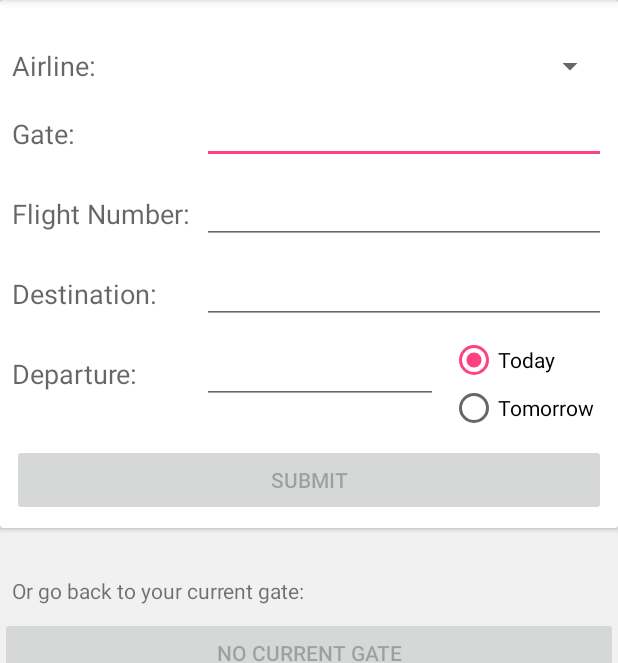
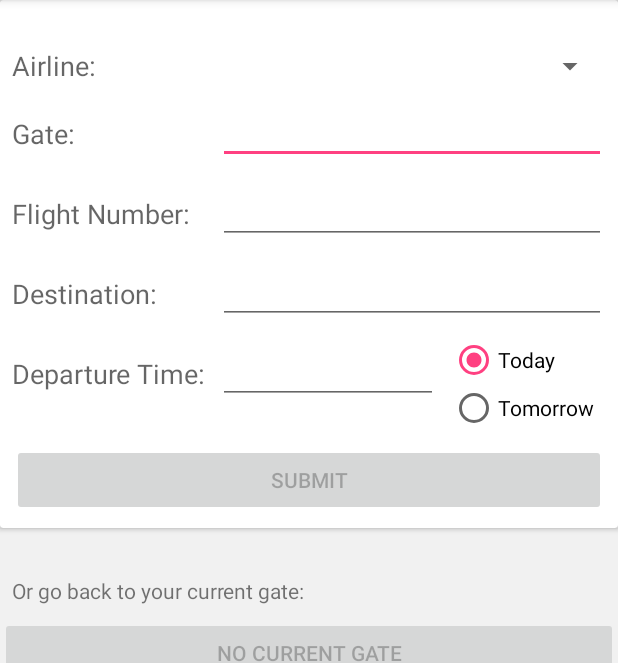
Before and after one commit to GoshnaAccessibility/GoshnaAirlines, an Android app: the screen it shows after launch (SetupActivity), on a phone screen of 412 x 824 dp, the part 84-747 px from its top. Run offline under Robolectric (Android 15) with nearby library versions, the phone set to English and light mode, and no system bars; libraries missing offline, so code that uses them is left out: retrofit.client; 3 statements that could not run were skipped.

Commit message:
Minor UI tweak
Clarify that 'departure' actually refers to 'departure time', not, for example, place.

```diff
--- a/app/src/main/res/values/strings.xml
+++ b/app/src/main/res/values/strings.xml
@@ -17,7 +17,7 @@
     <string name="flight_number">Flight Number:</string>
     <string name="destination">Destination:</string>
 
-    <string name="departure">Departure:</string>
+    <string name="departure">Departure Time:</string>
     <string name="today">Today</string>
     <string name="tomorrow">Tomorrow</string>
 
```
